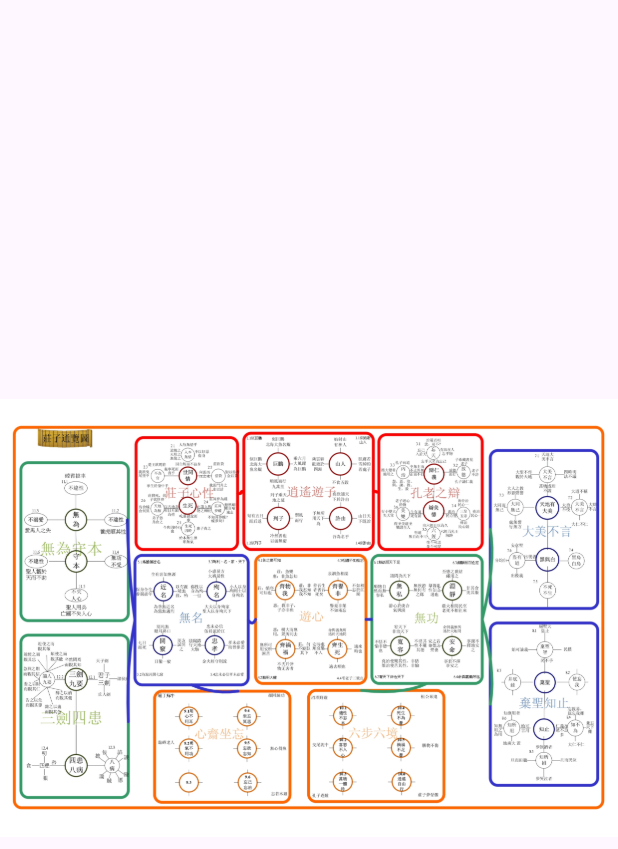
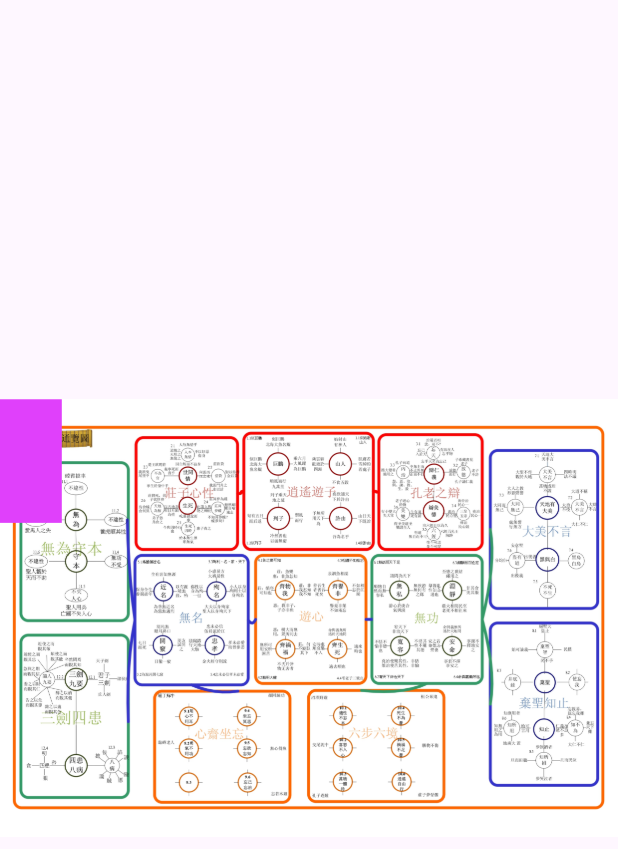
Before and after one commit to Connection2Peter/Zhuangzi_Overview, a Flutter app: the screen it shows after launch, on a phone screen of 412 x 824 dp. Shown: the top 849 px of the screen. Run offline on Flutter 3.47's test engine with Material 3 defaults, Android fonts, the phone set to English and light mode, and no system bars; our stand-ins replace responsive_sizer.

Commit message:
v240104_1252
Define anchor

```diff
--- a/lib/main.dart
+++ b/lib/main.dart
@@ -1,5 +1,20 @@
 import 'package:flutter/material.dart';
 import 'package:responsive_sizer/responsive_sizer.dart';
+
+class PopImage {
+  String imageName;
+  String path2Image;
+  int x, y, width, height;
+
+  PopImage(
+    this.imageName,
+    this.path2Image,
+    this.x,
+    this.y,
+    this.width,
+    this.height,
+  );
+}
 
 void main() {
   runApp(const ZhuangziOverview());
@@ -30,28 +45,41 @@ class MainPage extends StatefulWidget {
 }
 
 class _MainPageState extends State<MainPage> {
+  List<PopImage> popImages = [
+    PopImage('莊子心性', 'assets/莊子心性-人本無情.jpg', 0, 0, 100, 100),
+  ];
+
   @override
   Widget build(BuildContext context) {
+    Size screenSize = MediaQuery.of(context).size;
+    double imageRatio = 2482 / 1757;
+    double needWidth = screenSize.height * imageRatio;
+    double needHeight = screenSize.width / imageRatio;
+    double scaledWidth = needWidth > screenSize.width ? screenSize.width : needWidth;
+    double scaledHeight = needHeight < screenSize.height ? needHeight : screenSize.height;
+    double anchorX = (screenSize.width - scaledWidth) / 2;
+    double anchorY = (screenSize.height - scaledHeight) / 2;
     return Scaffold(
       body: Container(
         alignment: Alignment.center,
-        child: GestureDetector(
-          onTap: () {
-            showDialog(
-              context: context,
-              builder: (BuildContext context) {
-                return popUpImage('莊子心性', 'assets/莊子心性-人本無情.jpg');
-              },
-            );
-          },
-          child: FittedBox(
-            fit: BoxFit.fitWidth,
-            child: Image.asset(
-              'assets/華光三部曲_final_page-0005.jpg',
-              width: 100.w,
-              height: 100.h,
+        decoration: const BoxDecoration(
+          image: DecorationImage(
+            image: AssetImage("assets/華光三部曲_final_page-0005.jpg"),
+            fit: BoxFit.contain,
+          ),
+        ),
+        child: Stack(
+          children: [
+            Positioned(
+              left: anchorX,
+              top: anchorY,
+              child: Container(
+                color: Colors.purpleAccent,
+                width: 10.w,
+                height: 10.h,
+              ),
             ),
-          ),
+          ],
         ),
       ),
     );
```
